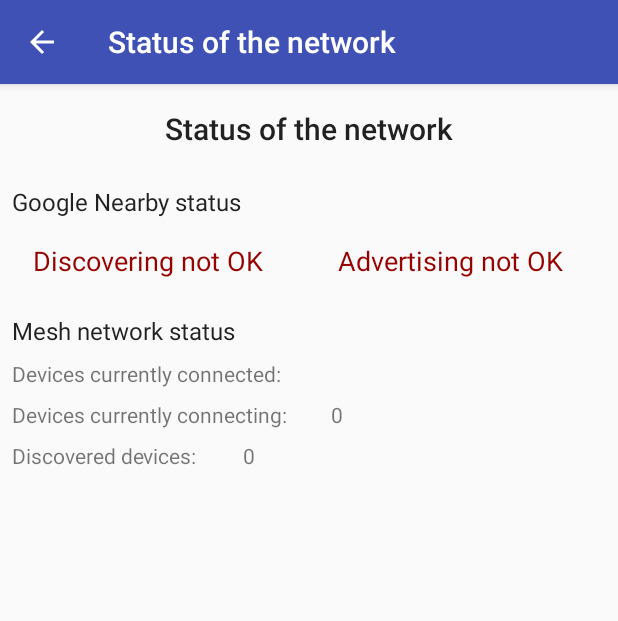
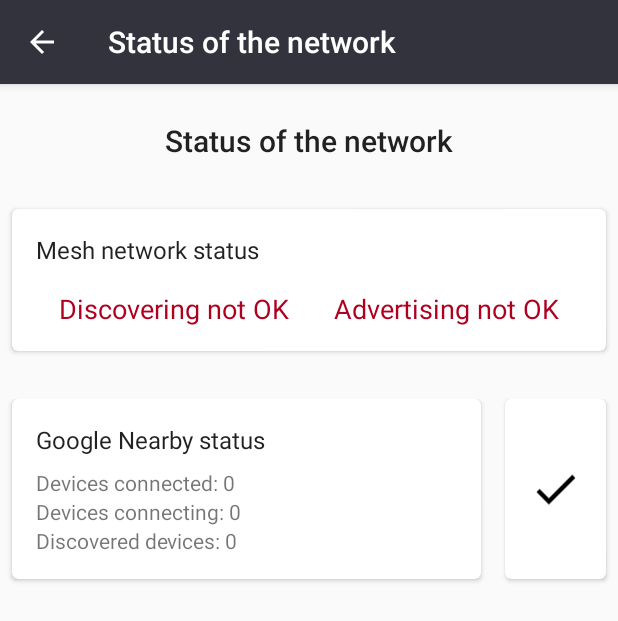
Before and after one commit to flavienbonvin/floater-bachelor-project-android, an Android app: the ActivityNetworkStatus screen opened directly, with no data from a screen before it, on a phone screen of 412 x 824 dp. Shown: the top 621 px of the screen. Run offline under Robolectric (Android 15) with nearby library versions, the phone set to English and light mode, and no system bars.

Commit message:
UI improvement

```diff
--- a/app/build.gradle
+++ b/app/build.gradle
@@ -22,6 +22,7 @@ dependencies {
     implementation fileTree(dir: 'libs', include: ['*.jar'])
     implementation 'com.android.support:appcompat-v7:27.1.1'
     implementation 'com.android.support:design:27.1.1'
+    implementation 'com.android.support:cardview-v7:27.1.1'
     implementation 'com.google.android.gms:play-services-nearby:15.0.1'
     implementation 'com.android.support.constraint:constraint-layout:1.1.2'
     testImplementation 'junit:junit:4.12'
--- a/app/src/main/java/ch/hevs/fbonvin/disasterassistance/views/ActivityNetworkStatus.java
+++ b/app/src/main/java/ch/hevs/fbonvin/disasterassistance/views/ActivityNetworkStatus.java
@@ -1,7 +1,10 @@
 package ch.hevs.fbonvin.disasterassistance.views;
 
 import android.os.Bundle;
+import android.support.design.widget.Snackbar;
 import android.support.v7.app.AppCompatActivity;
+import android.view.View;
+import android.widget.ImageView;
 import android.widget.TextView;
 
 import ch.hevs.fbonvin.disasterassistance.R;
@@ -16,7 +19,9 @@ public class ActivityNetworkStatus extends AppCompatActivity {
 
         setText();
 
+
         //TODO: what to do if something is red and do not work
+        //TODO: reconnect on back pressed
         //TODO: make the back button go to the setting fragment
     }
 
@@ -25,25 +30,41 @@ public class ActivityNetworkStatus extends AppCompatActivity {
         TextView tvDiscovering = findViewById(R.id.tvStatusDiscover);
         TextView tvAdvertising = findViewById(R.id.tvStatusAdvertise);
 
-        TextView tvPeersConnected = findViewById(R.id.tvDeviceConnected);
-        TextView tvPeerConnecting = findViewById(R.id.tvDeviceConnecting);
-        TextView tvPeerDiscovered = findViewById(R.id.tvDeviceDiscovered);
+        TextView tvPeersConnected = findViewById(R.id.tvEstablishedPeer);
+        TextView tvPeerConnecting = findViewById(R.id.tvPendingPeer);
+        TextView tvPeerDiscovered = findViewById(R.id.tvDiscoveredPeer);
+
+        ImageView imError = findViewById(R.id.imStatus);
 
         if(NearbyManagement.ismIsDiscovering()){
-            setTextWithColor(tvDiscovering, "Discovering OK", getResources().getColor(R.color.colorCategory2));
+            setTextWithColor(tvDiscovering, "Discovering OK", getResources().getColor(R.color.okColor));
         } else {
-            setTextWithColor(tvDiscovering, "Discovering not OK", getResources().getColor(R.color.colorCategory5));
+            setTextWithColor(tvDiscovering, "Discovering not OK", getResources().getColor(R.color.errorColor));
         }
 
         if(NearbyManagement.ismIsAdvertising()){
-            setTextWithColor(tvAdvertising, "Advertising OK", getResources().getColor(R.color.colorCategory2));
+            setTextWithColor(tvAdvertising, "Advertising OK", getResources().getColor(R.color.okColor));
         } else {
-            setTextWithColor(tvAdvertising, "Advertising not OK", getResources().getColor(R.color.colorCategory5));
+            setTextWithColor(tvAdvertising, "Advertising not OK", getResources().getColor(R.color.errorColor));
         }
 
-        setText(tvPeerConnecting, String.valueOf(NearbyManagement.getmEstablishedConnections().size()));
-        setText(tvPeerConnecting, String.valueOf(NearbyManagement.getmPendingConnections().size()));
-        setText(tvPeerDiscovered, String.valueOf(NearbyManagement.getmDiscoveredEndpoint().size()));
+        setText(tvPeersConnected, tvPeersConnected.getText() + " " + String.valueOf(NearbyManagement.getmEstablishedConnections().size()));
+        setText(tvPeerConnecting, tvPeerConnecting.getText() + " " + String.valueOf(NearbyManagement.getmPendingConnections().size()));
+        setText(tvPeerDiscovered, tvPeerDiscovered.getText() + " " + String.valueOf(NearbyManagement.getmDiscoveredEndpoint().size()));
+
+
+        if ((NearbyManagement.ismIsDiscovering() || !NearbyManagement.ismIsAdvertising()) && NearbyManagement.ismIsConnecting()) {
+            imError.setImageResource(R.drawable.ic_error_outline_black_24dp);
+            imError.setColorFilter(this.getResources().getColor(R.color.errorColor));
+
+            Snackbar.make(findViewById(android.R.id.content), "There is a problem with Google Nearby", Snackbar.LENGTH_LONG)
+                    .setAction("More info", new View.OnClickListener() {
+                        @Override
+                        public void onClick(View v) {
+                            //TODO: display help for fixing problems (Toogle bluetoot, reboot)
+                        }
+                    }).show();
+        }
     }
 
 
--- /dev/null
+++ b/app/src/main/res/drawable/ic_done_black_24dp.xml
@@ -0,0 +1,9 @@
+<vector xmlns:android="http://schemas.android.com/apk/res/android"
+    android:width="24dp"
+    android:height="24dp"
+    android:viewportWidth="24.0"
+    android:viewportHeight="24.0">
+    <path
+        android:fillColor="#FF000000"
+        android:pathData="M9,16.2L4.8,12l-1.4,1.4L9,19 21,7l-1.4,-1.4L9,16.2z" />
+</vector>
--- /dev/null
+++ b/app/src/main/res/drawable/ic_error_outline_black_24dp.xml
@@ -0,0 +1,9 @@
+<vector xmlns:android="http://schemas.android.com/apk/res/android"
+    android:width="24dp"
+    android:height="24dp"
+    android:viewportWidth="24.0"
+    android:viewportHeight="24.0">
+    <path
+        android:fillColor="#FF000000"
+        android:pathData="M11,15h2v2h-2zM11,7h2v6h-2zM11.99,2C6.47,2 2,6.48 2,12s4.47,10 9.99,10C17.52,22 22,17.52 22,12S17.52,2 11.99,2zM12,20c-4.42,0 -8,-3.58 -8,-8s3.58,-8 8,-8 8,3.58 8,8 -3.58,8 -8,8z" />
+</vector>
--- a/app/src/main/res/layout/activity_network_status.xml
+++ b/app/src/main/res/layout/activity_network_status.xml
@@ -4,134 +4,158 @@
     xmlns:tools="http://schemas.android.com/tools"
     android:layout_width="match_parent"
     android:layout_height="match_parent"
-    tools:context=".MainActivity">
-
+    tools:context=".MainActivity"
+    tools:layout_editor_absoluteY="25dp">
 
     <TextView
         android:id="@+id/tvTitleStatus"
-        android:layout_width="192dp"
+        android:layout_width="wrap_content"
         android:layout_height="wrap_content"
         android:layout_marginEnd="8dp"
         android:layout_marginStart="8dp"
-        android:layout_marginTop="16dp"
+        android:layout_marginTop="24dp"
         android:text="Status of the network"
         android:textAppearance="@android:style/TextAppearance.Material.Title"
         app:layout_constraintEnd_toEndOf="parent"
         app:layout_constraintStart_toStartOf="parent"
         app:layout_constraintTop_toTopOf="parent" />
 
-    <TextView
-        android:id="@+id/tvStatusNearby"
-        android:layout_width="wrap_content"
+    <android.support.v7.widget.CardView
+        android:id="@+id/cardView4"
+        android:layout_width="match_parent"
         android:layout_height="wrap_content"
+        android:layout_marginEnd="8dp"
         android:layout_marginStart="8dp"
-        android:layout_marginTop="24dp"
-        android:text="Google Nearby status"
-        android:textAppearance="@android:style/TextAppearance.Material.Subhead"
+        android:layout_marginTop="32dp"
+        app:cardCornerRadius="4dp"
+        app:contentPadding="16dp"
+        app:layout_constraintEnd_toEndOf="parent"
         app:layout_constraintStart_toStartOf="parent"
-        app:layout_constraintTop_toBottomOf="@+id/tvTitleStatus" />
+        app:layout_constraintTop_toBottomOf="@+id/tvTitleStatus">
+
+        <TableLayout
+            android:layout_width="match_parent"
+            android:layout_height="match_parent">
+
+            <TableRow
+                android:layout_width="match_parent"
+                android:layout_height="match_parent">
 
                 <TextView
                     android:id="@+id/tvStatusNetwork"
                     android:layout_width="wrap_content"
                     android:layout_height="wrap_content"
-        android:layout_marginStart="8dp"
-        android:layout_marginTop="24dp"
                     android:text="Mesh network status"
-        android:textAppearance="@android:style/TextAppearance.Material.Subhead"
-        app:layout_constraintStart_toStartOf="parent"
-        app:layout_constraintTop_toBottomOf="@+id/tvStatusDiscover" />
+                    android:textAppearance="@android:style/TextAppearance.Material.Subhead" />
+            </TableRow>
+
+            <TableRow
+                android:layout_width="match_parent"
+                android:layout_height="match_parent"
+                android:layout_marginTop="16dp">
 
                 <TextView
                     android:id="@+id/tvStatusDiscover"
-        android:layout_width="180dp"
-        android:layout_height="24dp"
-        android:layout_marginStart="8dp"
-        android:layout_marginTop="16dp"
+                    android:layout_width="match_parent"
+                    android:layout_height="wrap_content"
                     android:layout_weight="1"
+                    android:text="TextView"
                     android:textAlignment="center"
-        android:textAppearance="@android:style/TextAppearance.Material.Medium"
-        app:layout_constraintStart_toStartOf="parent"
-        app:layout_constraintTop_toBottomOf="@+id/tvStatusNearby" />
+                    android:textAppearance="@android:style/TextAppearance.Material.Medium" />
 
                 <TextView
                     android:id="@+id/tvStatusAdvertise"
-        android:layout_width="180dp"
+                    android:layout_width="match_parent"
                     android:layout_height="wrap_content"
+                    android:layout_weight="1"
+                    android:text="TextView"
+                    android:textAlignment="center"
+                    android:textAppearance="@android:style/TextAppearance.Material.Medium" />
+            </TableRow>
+
+        </TableLayout>
+
+    </android.support.v7.widget.CardView>
+
+    <TableLayout
+        android:layout_width="match_parent"
+        android:layout_height="wrap_content"
+        android:layout_marginTop="32dp"
+        app:layout_constraintEnd_toEndOf="parent"
+        app:layout_constraintStart_toStartOf="parent"
+        app:layout_constraintTop_toBottomOf="@+id/cardView4">
+
+        <TableRow
+            android:layout_width="match_parent"
+            android:layout_height="match_parent"
+            android:orientation="vertical">
+
+            <android.support.v7.widget.CardView
+                android:layout_width="match_parent"
+                android:layout_height="match_parent"
+                android:layout_marginBottom="8dp"
                 android:layout_marginEnd="8dp"
                 android:layout_marginStart="8dp"
-        android:layout_marginTop="16dp"
-        android:layout_weight="1"
-        android:textAlignment="center"
-        android:textAppearance="@android:style/TextAppearance.Material.Medium"
+                android:layout_weight="2"
+                app:cardCornerRadius="4dp"
+                app:contentPadding="16dp"
                 app:layout_constraintEnd_toEndOf="parent"
-        app:layout_constraintStart_toEndOf="@+id/tvStatusDiscover"
-        app:layout_constraintTop_toBottomOf="@+id/tvStatusNearby" />
+                app:layout_constraintStart_toStartOf="parent"
+                app:layout_constraintTop_toBottomOf="@+id/cardView4">
+
+
+                <LinearLayout
+                    android:layout_width="match_parent"
+                    android:layout_height="match_parent"
+                    android:orientation="vertical">
 
                     <TextView
-        android:id="@+id/tvTitleEstablishedPeer"
-        android:layout_width="wrap_content"
+                        android:id="@+id/tvStatusNearby"
+                        android:layout_width="match_parent"
                         android:layout_height="wrap_content"
-        android:layout_marginStart="8dp"
-        android:layout_marginTop="8dp"
-        android:text="Devices currently connected:"
-        app:layout_constraintStart_toStartOf="parent"
-        app:layout_constraintTop_toBottomOf="@+id/tvStatusNetwork" />
+                        android:layout_marginBottom="8dp"
+                        android:text="Google Nearby status"
+                        android:textAppearance="@android:style/TextAppearance.Material.Subhead" />
 
                     <TextView
-        android:id="@+id/tvTitlePendingPeer"
-        android:layout_width="wrap_content"
+                        android:id="@+id/tvEstablishedPeer"
+                        android:layout_width="match_parent"
                         android:layout_height="wrap_content"
-        android:layout_marginStart="8dp"
-        android:layout_marginTop="8dp"
-        android:text="Devices currently connecting:"
-        app:layout_constraintStart_toStartOf="parent"
-        app:layout_constraintTop_toBottomOf="@+id/tvTitleEstablishedPeer" />
+                        android:text="Devices connected:" />
 
                     <TextView
-        android:id="@+id/tvTitleDiscoveredPeer"
-        android:layout_width="wrap_content"
+                        android:id="@+id/tvPendingPeer"
+                        android:layout_width="match_parent"
                         android:layout_height="wrap_content"
-        android:layout_marginStart="8dp"
-        android:layout_marginTop="8dp"
-        android:text="Discovered devices:"
-        app:layout_constraintStart_toStartOf="parent"
-        app:layout_constraintTop_toBottomOf="@+id/tvTitlePendingPeer" />
+                        android:text="Devices connecting:" />
 
                     <TextView
-        android:id="@+id/tvDeviceConnected"
-        android:layout_width="178dp"
+                        android:id="@+id/tvDiscoveredPeer"
+                        android:layout_width="match_parent"
                         android:layout_height="wrap_content"
+                        android:text="Discovered devices:" />
+                </LinearLayout>
+            </android.support.v7.widget.CardView>
+
+            <android.support.v7.widget.CardView
+                android:layout_width="match_parent"
+                android:layout_height="match_parent"
+                android:layout_marginBottom="8dp"
                 android:layout_marginEnd="8dp"
                 android:layout_marginStart="8dp"
-        android:layout_marginTop="8dp"
-        android:paddingLeft="8dp"
+                app:cardCornerRadius="4dp"
+                app:contentPadding="16dp"
                 app:layout_constraintEnd_toEndOf="parent"
-        app:layout_constraintStart_toEndOf="@+id/tvTitleEstablishedPeer"
-        app:layout_constraintTop_toBottomOf="@+id/tvStatusNetwork" />
+                app:layout_constraintStart_toStartOf="parent"
+                app:layout_constraintTop_toBottomOf="@+id/cardView4">
 
-    <TextView
-        android:id="@+id/tvDeviceConnecting"
-        android:layout_width="178dp"
-        android:layout_height="wrap_content"
-        android:layout_marginEnd="8dp"
-        android:layout_marginStart="8dp"
-        android:layout_marginTop="8dp"
-        android:paddingLeft="8dp"
-        app:layout_constraintEnd_toEndOf="parent"
-        app:layout_constraintStart_toEndOf="@+id/tvTitlePendingPeer"
-        app:layout_constraintTop_toBottomOf="@+id/tvDeviceConnected" />
+                <ImageView
+                    android:id="@+id/imStatus"
+                    android:layout_width="35dp"
+                    android:layout_height="match_parent"
+                    app:srcCompat="@drawable/ic_done_black_24dp" />
+            </android.support.v7.widget.CardView>
 
-    <TextView
-        android:id="@+id/tvDeviceDiscovered"
-        android:layout_width="235dp"
-        android:layout_height="wrap_content"
-        android:layout_marginEnd="8dp"
-        android:layout_marginStart="8dp"
-        android:layout_marginTop="8dp"
-        android:paddingLeft="8dp"
-        app:layout_constraintEnd_toEndOf="parent"
-        app:layout_constraintStart_toEndOf="@+id/tvTitleDiscoveredPeer"
-        app:layout_constraintTop_toBottomOf="@+id/tvDeviceConnecting" />
-
+        </TableRow>
+    </TableLayout>
 </android.support.constraint.ConstraintLayout>
--- a/app/src/main/res/layout/activity_send_message.xml
+++ b/app/src/main/res/layout/activity_send_message.xml
@@ -14,7 +14,7 @@
         android:layout_height="wrap_content"
         android:layout_marginEnd="8dp"
         android:layout_marginStart="8dp"
-        android:layout_marginTop="16dp"
+        android:layout_marginTop="8dp"
         app:layout_constraintEnd_toEndOf="parent"
         app:layout_constraintStart_toStartOf="parent"
         app:layout_constraintTop_toTopOf="parent">
@@ -31,7 +31,7 @@
         android:layout_height="wrap_content"
         android:layout_marginEnd="8dp"
         android:layout_marginStart="8dp"
-        android:layout_marginTop="8dp"
+        android:layout_marginTop="16dp"
         android:spinnerMode="dialog"
         app:layout_constraintEnd_toEndOf="parent"
         app:layout_constraintStart_toStartOf="parent"
@@ -44,7 +44,7 @@
         android:layout_marginBottom="8dp"
         android:layout_marginEnd="8dp"
         android:layout_marginStart="8dp"
-        android:layout_marginTop="8dp"
+        android:layout_marginTop="16dp"
         android:ems="10"
         android:gravity="top"
         android:hint="Description"
--- a/app/src/main/res/layout/fragment_message.xml
+++ b/app/src/main/res/layout/fragment_message.xml
@@ -25,7 +25,7 @@
         android:layout_marginBottom="16dp"
         android:layout_marginEnd="16dp"
         android:clickable="true"
-        android:tint="@color/colorPrimaryDark"
+        android:tint="@color/secondaryTextColor"
         app:layout_constraintBottom_toBottomOf="parent"
         app:layout_constraintEnd_toEndOf="parent"
         app:srcCompat="@drawable/ic_add_black_24dp" />
--- a/app/src/main/res/values/colors.xml
+++ b/app/src/main/res/values/colors.xml
@@ -1,12 +1,19 @@
 <?xml version="1.0" encoding="utf-8"?>
 <resources>
-    <color name="colorPrimary">#3F51B5</color>
-    <color name="colorPrimaryDark">#303F9F</color>
-    <color name="colorAccent">#FF4081</color>
+    <color name="primaryColor">#33333d</color>
+    <color name="primaryLightColor">#5d5c67</color>
+    <color name="primaryDarkColor">#0c0c17</color>
+    <color name="secondaryColor">#80deea</color>
+    <color name="secondaryLightColor">#b4ffff</color>
+    <color name="secondaryDarkColor">#4bacb8</color>
+    <color name="primaryTextColor">#ffffff</color>
+    <color name="secondaryTextColor">#000000</color>
 
-    <color name="colorCategory1">#034732</color>
-    <color name="colorCategory2">#758804</color>
-    <color name="colorCategory3">#f6ae2d</color>
-    <color name="colorCategory4">#f26419</color>
-    <color name="colorCategory5">#960200</color>
+    <color name="categoryVictim">#e3170a</color>
+    <color name="categoryDanger">#f26419</color>
+    <color name="categoryCaregiver">#60992d</color>
+    <color name="categoryResource">#9bc53d</color>
+
+    <color name="errorColor">#B00020</color>
+    <color name="okColor">#20b000</color>
 </resources>
--- a/app/src/main/res/values/strings.xml
+++ b/app/src/main/res/values/strings.xml
@@ -3,11 +3,5 @@
 
     <string name="category_spinner">Category</string>
 
-    <string-array name="categores">
-        <item>Victims</item>
-        <item>Resources</item>
-        <item>Danger</item>
-        <item>Rescue</item>
-    </string-array>
     <string name="title_activity_network_status">Status of the network</string>
 </resources>
--- a/app/src/main/res/values/styles.xml
+++ b/app/src/main/res/values/styles.xml
@@ -3,10 +3,11 @@
     <!-- Base application theme. -->
     <style name="AppTheme" parent="Theme.AppCompat.Light.DarkActionBar">
         <!-- Customize your theme here. -->
-        <item name="colorPrimary">@color/colorPrimary</item>
-        <item name="colorPrimaryDark">@color/colorPrimaryDark</item>
-        <item name="colorAccent">@color/colorAccent</item>
+        <item name="colorPrimary">@color/primaryColor</item>
+        <item name="colorPrimaryDark">@color/primaryDarkColor</item>
+        <item name="colorAccent">@color/secondaryColor</item>
         <item name="android:itemBackground">@android:color/white</item>
+        <item name="android:actionMenuTextColor">@color/primaryColor</item>
     </style>
 
     <style name="AppTheme.NoActionBar">
```
Also changed, not shown: app/src/main/java/ch/hevs/fbonvin/disasterassistance/adapter/CategorySpinnerAdapter.java (added, +56 -0 lines), app/src/main/java/ch/hevs/fbonvin/disasterassistance/adapter/CategorySpinnerItem.java (added, +26 -0 lines), app/src/main/java/ch/hevs/fbonvin/disasterassistance/views/ActivitySendMessage.java (+19 -7 lines), app/src/main/res/drawable/ic_category_caretaker.xml (added, +9 -0 lines), app/src/main/res/drawable/ic_category_danger.xml (added, +9 -0 lines), app/src/main/res/drawable/ic_category_resource.xml (added, +9 -0 lines), app/src/main/res/drawable/ic_category_victim.xml (added, +9 -0 lines), app/src/main/res/layout/_category_spinner.xml (added, +32 -0 lines), app/src/main/res/layout/fragment_settings.xml (+5 -5 lines). Lines whose indentation alone changed are shown as unchanged.
